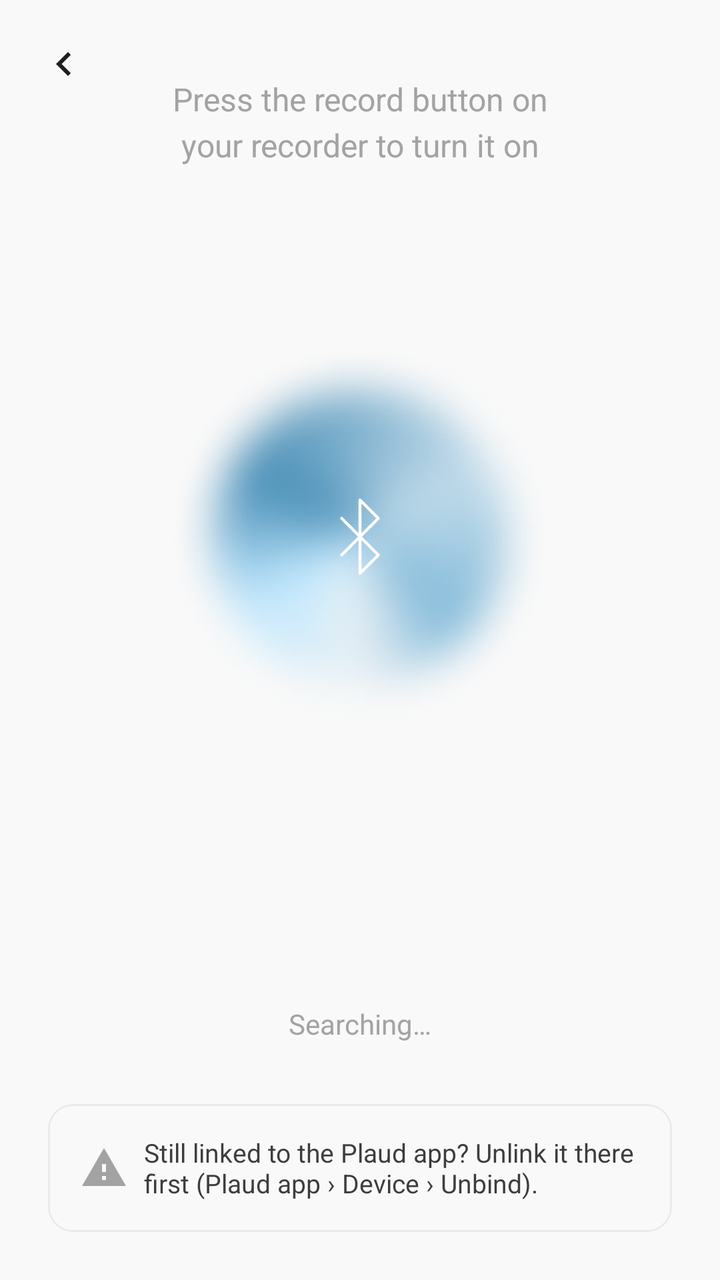
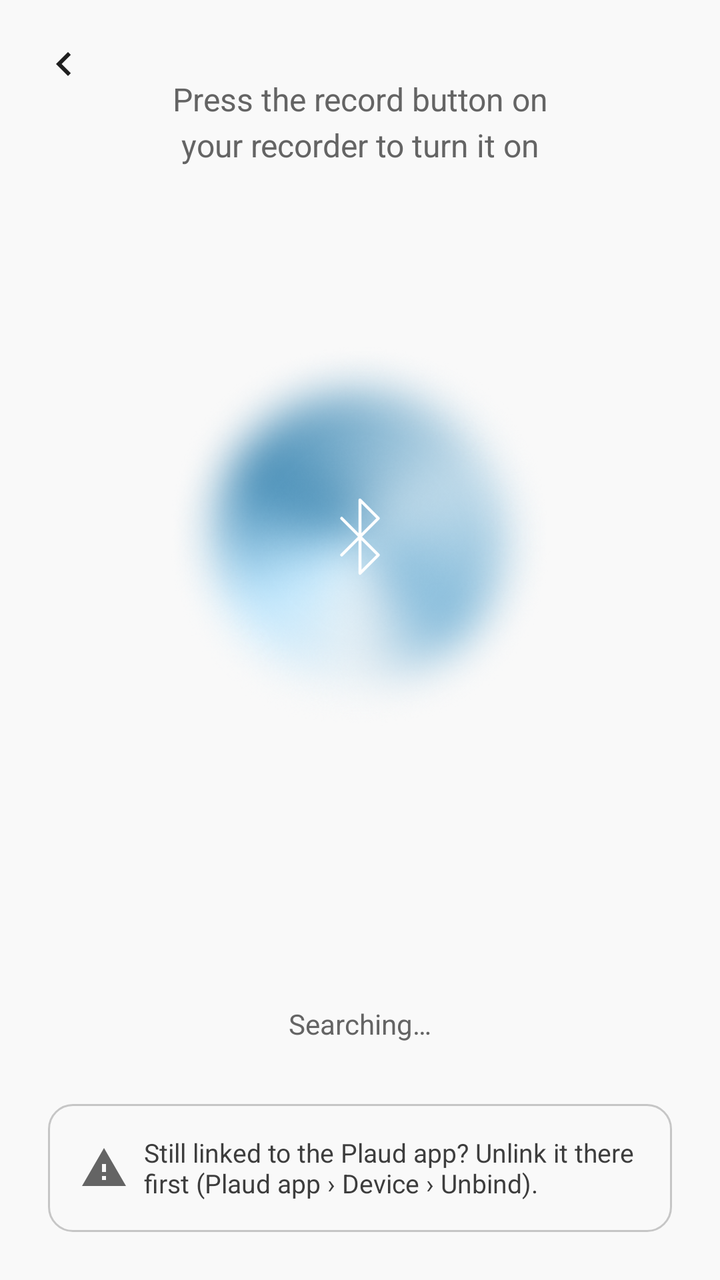

Two renders of the same Android screen: before a commit and after it. Below are the layout's source before the change and the commit's diff.
<!-- AndroidManifest.xml: application theme Theme.PlaudBridge -->
<!-- res/layout/activity_scanning.xml -->
<?xml version="1.0" encoding="utf-8"?>
<FrameLayout xmlns:android="http://schemas.android.com/apk/res/android"
    android:layout_width="match_parent"
    android:layout_height="match_parent"
    android:background="@color/bg_primary">

    
    <ImageButton
        android:id="@+id/backButton"
        android:layout_width="48dp"
        android:layout_height="48dp"
        android:layout_gravity="start|top"
        android:layout_marginStart="8dp"
        android:layout_marginTop="8dp"
        android:background="?attr/selectableItemBackgroundBorderless"
        android:contentDescription="@string/cd_back"
        android:src="@drawable/ic_chevron_left"
        android:tint="@color/text_primary" />

    
    <LinearLayout
        android:layout_width="match_parent"
        android:layout_height="wrap_content"
        android:layout_gravity="center"
        android:gravity="center_horizontal"
        android:orientation="vertical"
        android:paddingBottom="80dp">

        
        <TextView
            android:id="@+id/subtitleLabel"
            android:layout_width="wrap_content"
            android:layout_height="wrap_content"
            android:fontFamily="sans-serif"
            android:gravity="center"
            android:lineSpacingExtra="4dp"
            android:text="@string/scanning_subtitle"
            android:textColor="@color/text_secondary"
            android:textSize="16sp" />

        
        <FrameLayout
            android:id="@+id/scanAnimationContainer"
            android:layout_width="194dp"
            android:layout_height="194dp"
            android:layout_marginTop="88dp">

            
            <ImageView
                android:id="@+id/glowView"
                android:layout_width="match_parent"
                android:layout_height="match_parent"
                android:layout_gravity="center"
                android:contentDescription="@null"
                android:scaleType="centerInside"
                android:src="@drawable/scan_inner_ellipse" />

            
            <View
                android:id="@+id/staticRing"
                android:layout_width="match_parent"
                android:layout_height="match_parent" />

            
            <View
                android:id="@+id/spinningArc"
                android:layout_width="match_parent"
                android:layout_height="match_parent" />

            
            <ImageView
                android:id="@+id/bleIcon"
                android:layout_width="44dp"
                android:layout_height="44dp"
                android:layout_gravity="center"
                android:contentDescription="@null"
                android:src="@drawable/icon_ble_scan" />
        </FrameLayout>

        
        <TextView
            android:id="@+id/statusLabel"
            android:layout_width="wrap_content"
            android:layout_height="wrap_content"
            android:layout_marginTop="137dp"
            android:fontFamily="sans-serif"
            android:text="@string/searching"
            android:textColor="@color/text_secondary"
            android:textSize="14sp" />
    </LinearLayout>

    
    <LinearLayout
        android:id="@+id/warningBar"
        android:layout_width="match_parent"
        android:layout_height="64dp"
        android:layout_gravity="bottom"
        android:layout_marginStart="24dp"
        android:layout_marginEnd="24dp"
        android:layout_marginBottom="24dp"
        android:background="@drawable/bg_warning_outline"
        android:gravity="center_vertical"
        android:orientation="horizontal"
        android:paddingStart="16dp"
        android:paddingEnd="16dp">

        <ImageView
            android:layout_width="24dp"
            android:layout_height="24dp"
            android:contentDescription="@null"
            android:src="@drawable/ic_warning"
            android:tint="@color/text_secondary" />

        <TextView
            android:layout_width="0dp"
            android:layout_height="wrap_content"
            android:layout_marginStart="8dp"
            android:layout_weight="1"
            android:fontFamily="sans-serif"
            android:text="@string/warning_unbound"
            android:textColor="@color/dark_gray"
            android:textSize="13sp" />
    </LinearLayout>

</FrameLayout>
<!-- resources referenced by this layout -->
<resources>
  <color name="bg_primary">#F9F9F9</color>
  <color name="dark_gray">#3D3D3D</color>
  <color name="text_primary">#1F1F1F</color>
  <color name="text_secondary">#A3A3A3</color>
  <!-- drawable bg_warning_outline (drawable) -->
  <?xml version="1.0" encoding="utf-8"?>
  <shape xmlns:android="http://schemas.android.com/apk/res/android" android:shape="rectangle">
      <solid android:color="@android:color/transparent" />
      <stroke android:width="1dp" android:color="#EBEBEB" />
      <corners android:radius="12dp" />
  </shape>
  <style name="Theme.PlaudBridge" parent="Theme.MaterialComponents.Light.NoActionBar">
          <item name="colorPrimary">#1F1F1F</item>
          <item name="colorPrimaryVariant">#1F1F1F</item>
          <item name="colorOnPrimary">#FFFFFF</item>
          <item name="colorSecondary">#6CAE85</item>
          <item name="colorOnSecondary">#FFFFFF</item>
          <item name="android:windowBackground">@color/bg_primary</item>
          <item name="android:statusBarColor">@color/bg_primary</item>
          <item name="android:windowLightStatusBar">true</item>
          <item name="windowActionBar">false</item>
          <item name="windowNoTitle">true</item>
      </style>
  <!-- unchanged entries left out for length: 8 -->
</resources>

<!-- the commit's change to res/layout/activity_scanning.xml (unified diff, before → after) -->
@@ -1,21 +1,19 @@
 <?xml version="1.0" encoding="utf-8"?>
 <FrameLayout xmlns:android="http://schemas.android.com/apk/res/android"
+    xmlns:app="http://schemas.android.com/apk/res-auto"
     android:layout_width="match_parent"
     android:layout_height="match_parent"
-    android:background="@color/bg_primary">
+    android:background="?android:attr/colorBackground">
 
     
     <ImageButton
         android:id="@+id/backButton"
-        android:layout_width="48dp"
-        android:layout_height="48dp"
+        style="@style/Widget.PlaudBridge.IconButton"
         android:layout_gravity="start|top"
         android:layout_marginStart="8dp"
         android:layout_marginTop="8dp"
-        android:background="?attr/selectableItemBackgroundBorderless"
         android:contentDescription="@string/cd_back"
-        android:src="@drawable/ic_chevron_left"
-        android:tint="@color/text_primary" />
+        android:src="@drawable/ic_chevron_left" />
 
     
     <LinearLayout
@@ -35,7 +33,7 @@
             android:gravity="center"
             android:lineSpacingExtra="4dp"
             android:text="@string/scanning_subtitle"
-            android:textColor="@color/text_secondary"
+            android:textColor="?attr/colorOnSurfaceVariant"
             android:textSize="16sp" />
 
         
@@ -85,7 +83,7 @@
             android:layout_marginTop="137dp"
             android:fontFamily="sans-serif"
             android:text="@string/searching"
-            android:textColor="@color/text_secondary"
+            android:textColor="?attr/colorOnSurfaceVariant"
             android:textSize="14sp" />
     </LinearLayout>
 
@@ -109,7 +107,7 @@
             android:layout_height="24dp"
             android:contentDescription="@null"
             android:src="@drawable/ic_warning"
-            android:tint="@color/text_secondary" />
+            app:tint="?attr/colorOnSurfaceVariant" />
 
         <TextView
             android:layout_width="0dp"
@@ -118,7 +116,7 @@
             android:layout_weight="1"
             android:fontFamily="sans-serif"
             android:text="@string/warning_unbound"
-            android:textColor="@color/dark_gray"
+            android:textColor="?attr/pbColorTextBody"
             android:textSize="13sp" />
     </LinearLayout>
 
<!-- resource entries referenced after the edit -->
@@ -1,27 +1,133 @@
 <!-- resources referenced by this layout -->
 <resources>
-  <color name="bg_primary">#F9F9F9</color>
-  <color name="dark_gray">#3D3D3D</color>
-  <color name="text_primary">#1F1F1F</color>
-  <color name="text_secondary">#A3A3A3</color>
   <!-- drawable bg_warning_outline (drawable) -->
   <?xml version="1.0" encoding="utf-8"?>
   <shape xmlns:android="http://schemas.android.com/apk/res/android" android:shape="rectangle">
       <solid android:color="@android:color/transparent" />
-      <stroke android:width="1dp" android:color="#EBEBEB" />
+      <stroke android:width="1dp" android:color="?attr/colorOutline" />
       <corners android:radius="12dp" />
   </shape>
-  <style name="Theme.PlaudBridge" parent="Theme.MaterialComponents.Light.NoActionBar">
-          <item name="colorPrimary">#1F1F1F</item>
-          <item name="colorPrimaryVariant">#1F1F1F</item>
-          <item name="colorOnPrimary">#FFFFFF</item>
-          <item name="colorSecondary">#6CAE85</item>
-          <item name="colorOnSecondary">#FFFFFF</item>
-          <item name="android:windowBackground">@color/bg_primary</item>
-          <item name="android:statusBarColor">@color/bg_primary</item>
-          <item name="android:windowLightStatusBar">true</item>
+  <style name="Widget.PlaudBridge.IconButton" parent="">
+          <item name="android:layout_width">48dp</item>
+          <item name="android:layout_height">48dp</item>
+          <item name="android:background">?attr/selectableItemBackgroundBorderless</item>
+          <item name="android:scaleType">center</item>
+          <item name="tint">?attr/colorOnSurface</item>
+      </style>
+  <style name="Theme.PlaudBridge" parent="Base.Theme.PlaudBridge" />
+  <style name="Base.Theme.PlaudBridge" parent="Theme.MaterialComponents.DayNight.NoActionBar">
+          <item name="colorPrimary">@color/pb_primary</item>
+          <item name="colorPrimaryVariant">@color/pb_primary</item>
+          <item name="colorOnPrimary">@color/pb_on_primary</item>
+          
+          <item name="colorSecondary">@color/pb_primary</item>
+          <item name="colorSecondaryVariant">@color/pb_primary</item>
+          <item name="colorOnSecondary">@color/pb_on_primary</item>
+          <item name="colorSurface">@color/pb_surface</item>
+          <item name="colorOnSurface">@color/pb_on_surface</item>
+          <item name="colorSurfaceVariant">@color/pb_surface_variant</item>
+          <item name="colorOnSurfaceVariant">@color/pb_on_surface_variant</item>
+          <item name="colorOutline">@color/pb_outline</item>
+          <item name="colorError">@color/pb_error</item>
+          <item name="colorOnError">@color/pb_on_primary</item>
+          <item name="android:colorBackground">@color/pb_background</item>
+          <item name="colorOnBackground">@color/pb_on_surface</item>
+          <item name="colorControlNormal">@color/pb_on_surface_variant</item>
+          <item name="android:textColorPrimary">@color/pb_on_surface</item>
+          <item name="android:textColorSecondary">@color/pb_on_surface_variant</item>
+          <item name="android:textColorHint">@color/pb_on_surface_variant</item>
+          <item name="android:textColorLink">@color/pb_on_surface</item>
+  
+          <item name="pbColorTextBody">@color/pb_text_body</item>
+          <item name="pbColorDivider">@color/pb_divider</item>
+          <item name="pbColorSuccess">@color/pb_success</item>
+          <item name="pbColorWarning">@color/pb_warning</item>
+          <item name="pbColorHighlightAccent">@color/pb_warning</item>
+          <item name="pbColorHighlightFlash">@color/pb_highlight_flash</item>
+          <item name="pbColorSelectionTint">@color/pb_selection_tint</item>
+  
+          <item name="android:windowBackground">@color/pb_background</item>
+          <item name="android:statusBarColor">@color/pb_background</item>
+          <item name="android:windowLightStatusBar">@bool/pb_light_system_bars</item>
           <item name="windowActionBar">false</item>
           <item name="windowNoTitle">true</item>
+  
+          <item name="materialButtonStyle">@style/Widget.PlaudBridge.Button</item>
+          <item name="materialButtonOutlinedStyle">@style/Widget.PlaudBridge.Button.Outlined</item>
+          <item name="materialAlertDialogTheme">@style/ThemeOverlay.PlaudBridge.Dialog</item>
+          <item name="alertDialogTheme">@style/ThemeOverlay.PlaudBridge.Dialog</item>
+          <item name="bottomSheetDialogTheme">@style/ThemeOverlay.PlaudBridge.BottomSheet</item>
+      </style>
+  <color name="pb_primary">#1F1F1F</color>
+  <color name="pb_on_primary">#FFFFFF</color>
+  <color name="pb_surface">#FFFFFF</color>
+  <color name="pb_on_surface">#1F1F1F</color>
+  <color name="pb_surface_variant">#EFEFEF</color>
+  <color name="pb_on_surface_variant">#646464</color>
+  <color name="pb_outline">#C6C6C6</color>
+  <color name="pb_error">#C93B2F</color>
+  <color name="pb_background">#F9F9F9</color>
+  <color name="pb_text_body">#3D3D3D</color>
+  <color name="pb_divider">#EBEBEB</color>
+  <color name="pb_success">#357A50</color>
+  <color name="pb_warning">#9E5C00</color>
+  <color name="pb_highlight_flash">#33FF9500</color>
+  <color name="pb_selection_tint">#1F3D3D3D</color>
+  <style name="Widget.PlaudBridge.Button" parent="Widget.MaterialComponents.Button.UnelevatedButton">
+          <item name="android:textAllCaps">false</item>
+          <item name="android:fontFamily">sans-serif-medium</item>
+          <item name="android:textSize">14sp</item>
+          <item name="android:letterSpacing">0</item>
+          <item name="android:insetTop">0dp</item>
+          <item name="android:insetBottom">0dp</item>
+          <item name="android:minWidth">0dp</item>
+          <item name="android:minHeight">36dp</item>
+          <item name="android:paddingStart">16dp</item>
+          <item name="android:paddingEnd">16dp</item>
+          <item name="android:textColor">@color/pb_button_filled_text</item>
+          <item name="backgroundTint">@color/pb_button_filled_bg</item>
+          <item name="rippleColor">@color/pb_button_filled_ripple</item>
+          <item name="cornerRadius">12dp</item>
+          <item name="iconTint">@color/pb_button_filled_text</item>
+      </style>
+  <style name="Widget.PlaudBridge.Button.Outlined" parent="Widget.MaterialComponents.Button.OutlinedButton">
+          <item name="android:textAllCaps">false</item>
+          <item name="android:fontFamily">sans-serif-medium</item>
+          <item name="android:textSize">14sp</item>
+          <item name="android:letterSpacing">0</item>
+          <item name="android:insetTop">0dp</item>
+          <item name="android:insetBottom">0dp</item>
+          <item name="android:minWidth">0dp</item>
+          <item name="android:minHeight">36dp</item>
+          <item name="android:paddingStart">16dp</item>
+          <item name="android:paddingEnd">16dp</item>
+          <item name="android:textColor">@color/pb_button_outlined_text</item>
+          <item name="backgroundTint">?attr/colorSurface</item>
+          <item name="strokeColor">@color/pb_button_outlined_stroke</item>
+          <item name="strokeWidth">1dp</item>
+          <item name="rippleColor">@color/pb_button_outlined_ripple</item>
+          <item name="cornerRadius">12dp</item>
+          <item name="iconTint">@color/pb_button_outlined_text</item>
+      </style>
+  <style name="ThemeOverlay.PlaudBridge.Dialog" parent="ThemeOverlay.MaterialComponents.MaterialAlertDialog">
+          <item name="colorPrimary">@color/pb_primary</item>
+          <item name="colorOnSurface">@color/pb_on_surface</item>
+          <item name="android:textColorPrimary">@color/pb_on_surface</item>
+          <item name="android:textColorSecondary">@color/pb_text_body</item>
+          <item name="android:textColorAlertDialogListItem">@color/pb_on_surface</item>
+          <item name="shapeAppearanceOverlay">@style/ShapeAppearanceOverlay.PlaudBridge.Dialog</item>
+      </style>
+  <style name="ThemeOverlay.PlaudBridge.BottomSheet" parent="ThemeOverlay.MaterialComponents.BottomSheetDialog">
+          <item name="bottomSheetStyle">@style/Widget.PlaudBridge.BottomSheet</item>
+          <item name="android:navigationBarColor">@color/pb_surface</item>
+      </style>
+  <style name="ShapeAppearanceOverlay.PlaudBridge.Dialog" parent="">
+          <item name="cornerFamily">rounded</item>
+          <item name="cornerSize">16dp</item>
+      </style>
+  <style name="Widget.PlaudBridge.BottomSheet" parent="Widget.MaterialComponents.BottomSheet.Modal">
+          <item name="android:background">@android:color/transparent</item>
+          <item name="backgroundTint">@android:color/transparent</item>
       </style>
   <!-- unchanged entries left out for length: 8 -->
 </resources>
